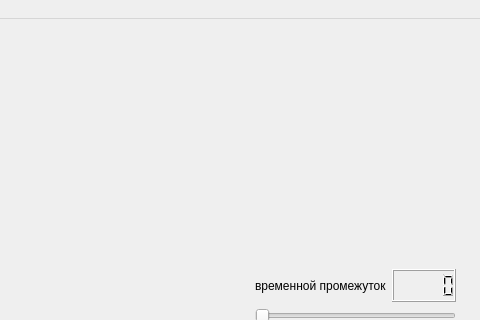
Qt form data/design.ui (nikolamilchev/gui) before a commit; both pictures show x 785 to 1265 and y 0 to 320 of the 1265 by 702 pixel window.
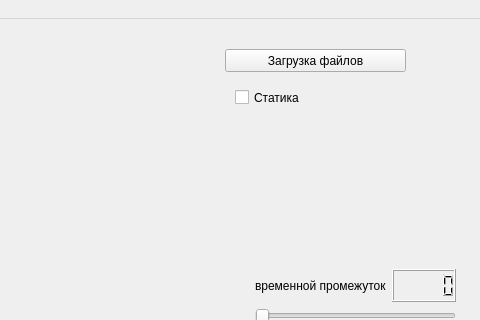
The same form after that commit. Custom widgets are drawn as their Qt base class.

```diff
--- a/data/design.ui
+++ b/data/design.ui
@@ -155,6 +155,32 @@
      <string>сохранить</string>
     </property>
    </widget>
+   <widget class="QPushButton" name="pushButton_3">
+    <property name="geometry">
+     <rect>
+      <x>1010</x>
+      <y>30</y>
+      <width>181</width>
+      <height>23</height>
+     </rect>
+    </property>
+    <property name="text">
+     <string>Загрузка файлов</string>
+    </property>
+   </widget>
+   <widget class="QCheckBox" name="checkBox">
+    <property name="geometry">
+     <rect>
+      <x>1020</x>
+      <y>70</y>
+      <width>181</width>
+      <height>17</height>
+     </rect>
+    </property>
+    <property name="text">
+     <string>Статика</string>
+    </property>
+   </widget>
   </widget>
   <widget class="QMenuBar" name="menubar">
    <property name="geometry">
```
